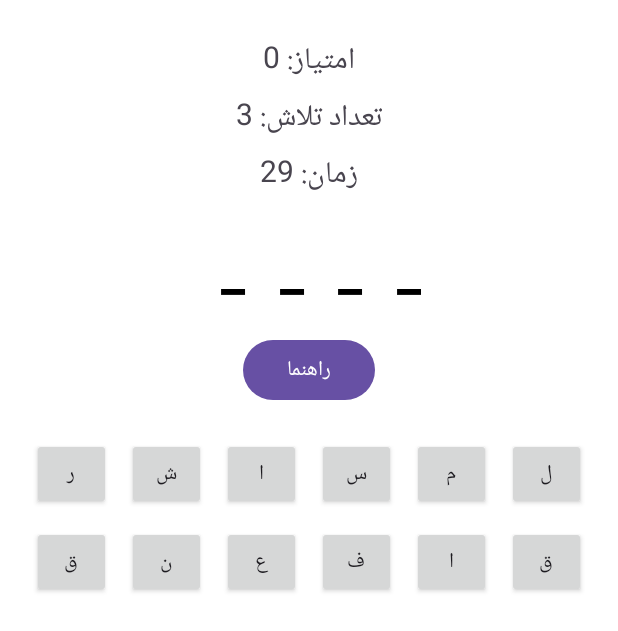
After one commit to nmortezamt/android_profile, an Android app: the GuessWordActivity screen opened directly, with no data from a screen before it, on a phone screen of 412 x 824 dp. The commit adds this screen. Shown: the top 631 px of the screen. Run offline under Robolectric (Android 15) with nearby library versions, the phone set to English and light mode, and no system bars.

Commit message:
adding guess work task

```diff
--- a/app/src/main/AndroidManifest.xml
+++ b/app/src/main/AndroidManifest.xml
@@ -22,6 +22,7 @@
         <activity android:name=".tasks.musicplayer.PlayerActivity" />
         <activity android:name=".tasks.musicplayer.PlayListActivity" />
         <activity android:name=".tasks.database.UserRegistrationActivity" />
+        <activity android:name=".tasks.guessword.GuessWordActivity" />
         <activity
             android:name=".MainActivity"
             android:exported="true">
--- /dev/null
+++ b/app/src/main/java/com/example/v2/tasks/guessword/GuessWordActivity.java
@@ -0,0 +1,218 @@
+package com.example.v2.tasks.guessword;
+
+import android.os.Bundle;
+import android.os.CountDownTimer;
+import android.widget.Button;
+import android.widget.GridLayout;
+import android.widget.TextView;
+import android.widget.Toast;
+
+import androidx.activity.EdgeToEdge;
+import androidx.appcompat.app.AppCompatActivity;
+
+import com.example.v2.R;
+
+import java.util.ArrayList;
+import java.util.Arrays;
+import java.util.Collections;
+import java.util.List;
+import java.util.Random;
+
+public class GuessWordActivity extends AppCompatActivity {
+
+    private static final char[] PERSIAN_LETTERS = {
+            'ا','ب','پ','ت','ث','ج','چ','ح','خ','د','ذ','ر','ز',
+            'ژ','س','ش','ص','ض','ط','ظ','ع','غ','ف','ق','ک','گ',
+            'ل','م','ن','و','ه','ی'
+    };
+
+    private static final int GRID_SIZE = 12;
+    private static final int MAX_ATTEMPTS = 3;
+    private static final long TIME_PER_WORD_MS = 30000; // 30 seconds
+
+    private List<String> wordList = Arrays.asList("سلام", "کتاب", "خانه", "مدرسه", "دوست", "گل");
+    private int currentWordIndex = 0;
+    private int score = 0;
+    private int attemptsLeft = MAX_ATTEMPTS;
+
+    private String correctWord;
+    private StringBuilder userAnswer;
+
+    private GridLayout lettersGrid;
+    private TextView txtHiddenWord;
+    private TextView txtScore;
+    private TextView txtAttempts;
+    private TextView txtTimer;
+    private Button btnHint;
+
+    private final Random random = new Random();
+    private CountDownTimer countDownTimer;
+
+    @Override
+    protected void onCreate(Bundle savedInstanceState) {
+        super.onCreate(savedInstanceState);
+        EdgeToEdge.enable(this);
+        setContentView(R.layout.activity_guess_word);
+
+        initViews();
+        startNextWord();
+    }
+
+    private void initViews() {
+        lettersGrid = findViewById(R.id.lettersGrid);
+        txtHiddenWord = findViewById(R.id.txtHiddenWord);
+        txtScore = findViewById(R.id.txtScore);
+        txtAttempts = findViewById(R.id.txtAttempts);
+        txtTimer = findViewById(R.id.txtTimer);
+        btnHint = findViewById(R.id.btnHint);
+
+        btnHint.setOnClickListener(v -> useHint());
+    }
+
+    private void startNextWord() {
+        if (currentWordIndex >= wordList.size()) {
+            Toast.makeText(this, "تمام کلمات تمام شد! امتیاز شما: " + score, Toast.LENGTH_LONG).show();
+            currentWordIndex = 0;
+            score = 0;
+        }
+
+        correctWord = wordList.get(currentWordIndex);
+        currentWordIndex++;
+        userAnswer = new StringBuilder();
+        attemptsLeft = MAX_ATTEMPTS;
+
+        updateHiddenWord();
+        updateScoreAndAttempts();
+        showLetters();
+        startTimer();
+    }
+
+    private void startTimer() {
+        if (countDownTimer != null) countDownTimer.cancel();
+
+        countDownTimer = new CountDownTimer(TIME_PER_WORD_MS, 1000) {
+            @Override
+            public void onTick(long millisUntilFinished) {
+                txtTimer.setText("زمان: " + millisUntilFinished / 1000);
+            }
+
+            @Override
+            public void onFinish() {
+                Toast.makeText(GuessWordActivity.this, "زمان تمام شد! کلمه: " + correctWord, Toast.LENGTH_SHORT).show();
+                startNextWord();
+            }
+        }.start();
+    }
+
+    private void showLetters() {
+        lettersGrid.removeAllViews();
+
+        List<Character> letters = new ArrayList<>();
+
+        // Step 1: Add each letter of the word, including duplicates
+        for (char c : correctWord.toCharArray()) {
+            letters.add(c);
+        }
+
+        // Step 2: Add random letters until grid is full, avoid adding duplicates unnecessarily
+        while (letters.size() < GRID_SIZE) {
+            char randomLetter = PERSIAN_LETTERS[random.nextInt(PERSIAN_LETTERS.length)];
+            long count = letters.stream().filter(l -> l == randomLetter).count();
+            if (count < 2) letters.add(randomLetter);
+        }
+
+        // Step 3: Shuffle the letters
+        Collections.shuffle(letters);
+
+        // Step 4: Create buttons
+        for (char letter : letters) {
+            Button button = createLetterButton(letter);
+            lettersGrid.addView(button);
+        }
+    }
+
+
+    private Button createLetterButton(char letter) {
+        Button btn = new Button(this);
+        btn.setText(String.valueOf(letter));
+
+        GridLayout.LayoutParams params = new GridLayout.LayoutParams();
+        params.width = 0;
+        params.height = GridLayout.LayoutParams.WRAP_CONTENT;
+        params.columnSpec = GridLayout.spec(GridLayout.UNDEFINED, 1f);
+        params.setMargins(8, 8, 8, 8);
+        btn.setLayoutParams(params);
+        btn.setPadding(0, 16, 0, 16);
+
+        btn.setOnClickListener(v -> {
+            v.setEnabled(false);
+            onLetterClick(letter);
+        });
+
+        return btn;
+    }
+
+    private void onLetterClick(char letter) {
+        userAnswer.append(letter);
+        updateHiddenWord();
+
+        if (userAnswer.length() == correctWord.length()) {
+            checkAnswer();
+        }
+    }
+
+    private void checkAnswer() {
+        if (userAnswer.toString().equals(correctWord)) {
+            score++;
+            updateScoreAndAttempts();
+            Toast.makeText(this, "آفرین 🎉", Toast.LENGTH_SHORT).show();
+            startNextWord();
+        } else {
+            attemptsLeft--;
+            if (attemptsLeft == 0) {
+                Toast.makeText(this, "کلمه درست: " + correctWord, Toast.LENGTH_SHORT).show();
+                startNextWord();
+            } else {
+                Toast.makeText(this, "اشتباه ❌، دوباره سعی کنید", Toast.LENGTH_SHORT).show();
+                userAnswer.setLength(0);
+                updateHiddenWord();
+                showLetters();
+            }
+        }
+        updateScoreAndAttempts();
+    }
+
+    private void updateHiddenWord() {
+        StringBuilder display = new StringBuilder();
+        for (int i = 0; i < correctWord.length(); i++) {
+            if (i < userAnswer.length()) {
+                display.append(userAnswer.charAt(i)).append(" ");
+            } else {
+                display.append("_ ");
+            }
+        }
+        txtHiddenWord.setText(display.toString());
+    }
+
+    private void updateScoreAndAttempts() {
+        txtScore.setText("امتیاز: " + score);
+        txtAttempts.setText("تعداد تلاش: " + attemptsLeft);
+    }
+
+    private void useHint() {
+        if (userAnswer.length() < correctWord.length()) {
+            userAnswer.append(correctWord.charAt(userAnswer.length()));
+            updateHiddenWord();
+        } else {
+            Toast.makeText(this, "کلمه کامل است", Toast.LENGTH_SHORT).show();
+        }
+    }
+
+
+
+    @Override
+    protected void onDestroy() {
+        if (countDownTimer != null) countDownTimer.cancel();
+        super.onDestroy();
+    }
+}
--- /dev/null
+++ b/app/src/main/res/layout/activity_guess_word.xml
@@ -0,0 +1,70 @@
+<?xml version="1.0" encoding="utf-8"?>
+<LinearLayout
+    xmlns:android="http://schemas.android.com/apk/res/android"
+    android:layout_width="match_parent"
+    android:layout_height="match_parent"
+    android:orientation="vertical"
+    android:gravity="center_horizontal"
+    android:layoutDirection="rtl"
+    android:padding="16dp"
+    android:background="#FFFFFF">
+
+    <!-- Score -->
+    <TextView
+        android:id="@+id/txtScore"
+        android:layout_width="wrap_content"
+        android:layout_height="wrap_content"
+        android:text="امتیاز: 0"
+        android:textSize="20sp"
+        android:layout_marginTop="8dp"/>
+
+    <!-- Attempts -->
+    <TextView
+        android:id="@+id/txtAttempts"
+        android:layout_width="wrap_content"
+        android:layout_height="wrap_content"
+        android:text="تعداد تلاش: 3"
+        android:textSize="20sp"
+        android:layout_marginTop="4dp"/>
+
+    <!-- Timer -->
+    <TextView
+        android:id="@+id/txtTimer"
+        android:layout_width="wrap_content"
+        android:layout_height="wrap_content"
+        android:text="زمان: 30"
+        android:textSize="20sp"
+        android:layout_marginTop="4dp"/>
+
+    <!-- Hidden Word -->
+    <TextView
+        android:id="@+id/txtHiddenWord"
+        android:layout_width="wrap_content"
+        android:layout_height="wrap_content"
+        android:text="_ _ _ _"
+        android:textSize="36sp"
+        android:textColor="#000000"
+        android:textStyle="bold"
+        android:letterSpacing="0.2"
+        android:layout_marginBottom="20dp"
+        android:layout_marginTop="20dp"/>
+
+    <!-- Hint Button -->
+    <Button
+        android:id="@+id/btnHint"
+        android:layout_width="wrap_content"
+        android:layout_height="wrap_content"
+        android:text="راهنما"
+        android:layout_marginBottom="16dp"/>
+
+    <!-- Letters Grid -->
+    <GridLayout
+        android:id="@+id/lettersGrid"
+        android:layout_width="match_parent"
+        android:layout_height="wrap_content"
+        android:columnCount="6"
+        android:rowCount="2"
+        android:alignmentMode="alignMargins"
+        android:columnOrderPreserved="false"
+        android:gravity="center"/>
+</LinearLayout>
--- a/app/src/main/res/layout/activity_main.xml
+++ b/app/src/main/res/layout/activity_main.xml
@@ -44,6 +44,12 @@
             android:layout_width="match_parent"
             android:layout_height="wrap_content" />
 
+        <Button
+            android:id="@+id/btnTaskSix"
+            android:text="T_GuessWord"
+            android:layout_width="match_parent"
+            android:layout_height="wrap_content" />
+
     </LinearLayout>
 
 </androidx.constraintlayout.widget.ConstraintLayout>
```
Also changed, not shown: app/src/main/java/com/example/v2/MainActivity.java (+7 -1 lines), app/src/main/java/com/example/v2/tasks/guessword/WordDao.java (added, +17 -0 lines), app/src/main/java/com/example/v2/tasks/guessword/WordDatabase.java (added, +26 -0 lines), app/src/main/java/com/example/v2/tasks/guessword/WordEntity.java (added, +19 -0 lines).
